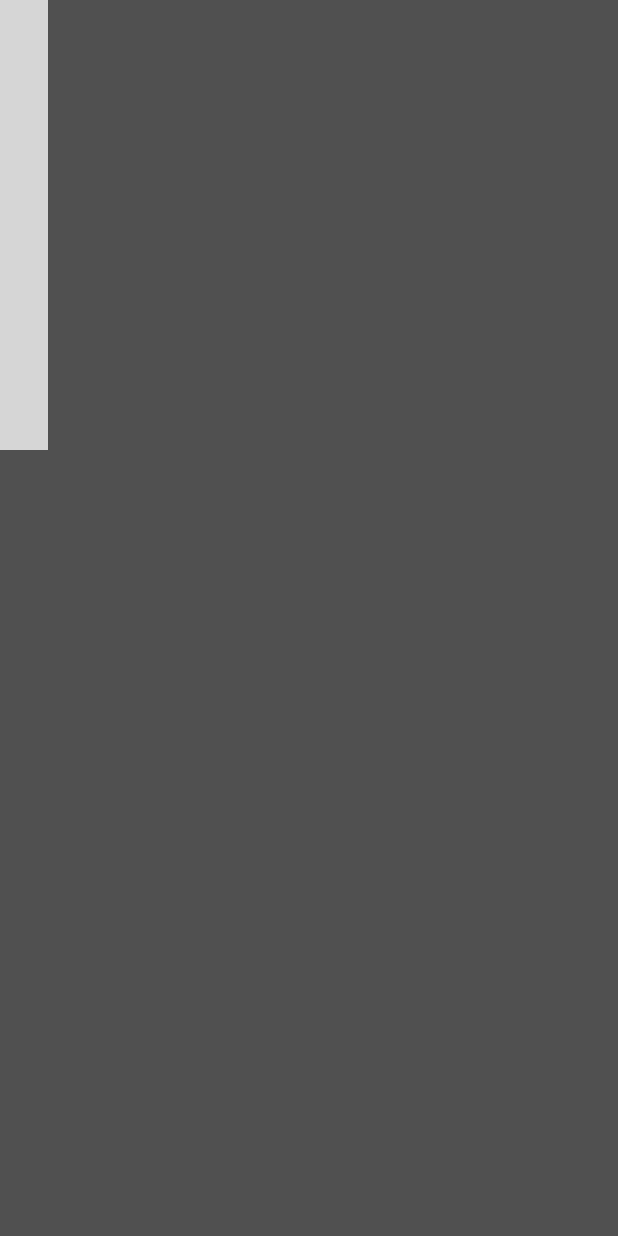
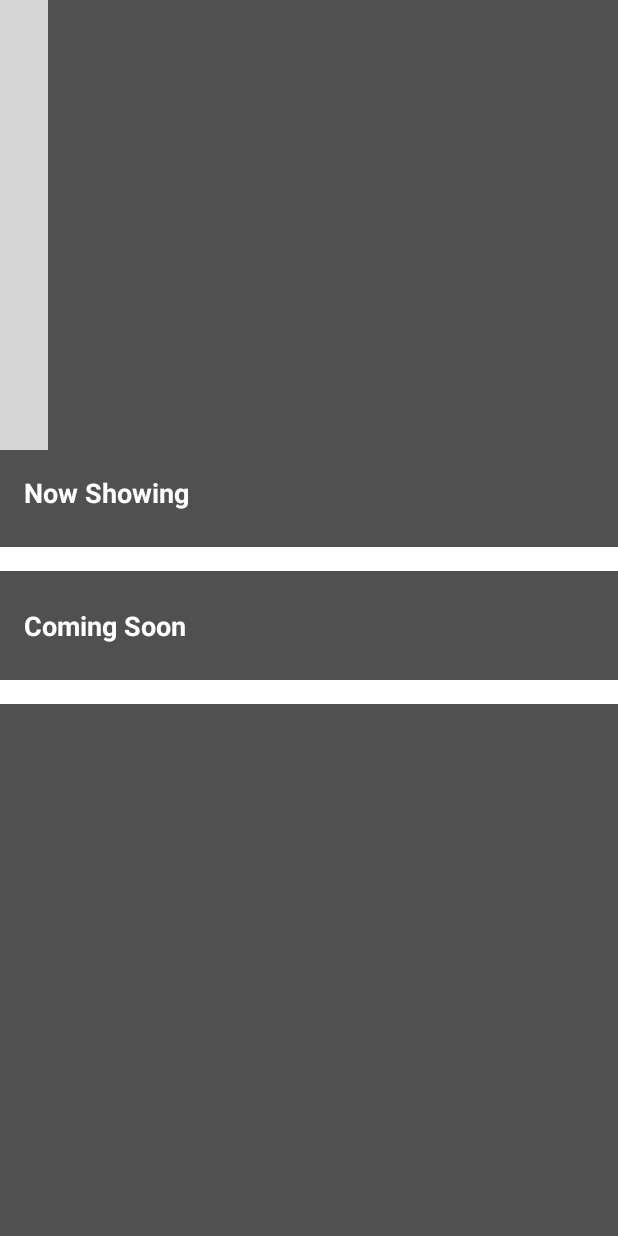
Before and after one commit to SecretIGO/Experiments, an Android app: the HomeActivity screen opened directly, with no data from a screen before it, on a phone screen of 412 x 824 dp. Run offline under Robolectric (Android 15) with nearby library versions, the phone set to English and light mode, and no system bars; libraries missing offline, so code that uses them is left out: com.denzcoskun.imageslider; plain views replace ImageSlider; 12 statements that could not run were skipped; grey boxes are pictures that could not be loaded.

Commit message:
added frontend branch

```diff
--- /dev/null
+++ b/app/src/main/java/com/mp3/experiments/ui/adapters/NowShowingAdapter.kt
@@ -0,0 +1,4 @@
+package com.mp3.experiments.ui.adapters
+
+class NowShowingAdapter {
+}
--- a/app/src/main/java/com/mp3/experiments/ui/views/customer/HomeActivity.kt
+++ b/app/src/main/java/com/mp3/experiments/ui/views/customer/HomeActivity.kt
@@ -52,9 +52,9 @@ class HomeActivity : AppCompatActivity() {
 
         imageSlider.setTouchListener(object : TouchListener {
             override fun onTouched(touched: ActionTypes, position: Int) {
-                if (touched == ActionTypes.DOWN){
+                if (touched == ActionTypes.DOWN) {
                     imageSlider.stopSliding()
-                } else if (touched == ActionTypes.UP ) {
+                } else if (touched == ActionTypes.UP) {
                     imageSlider.startSliding(5000)
                 }
             }
--- a/app/src/main/res/layout/activity_home.xml
+++ b/app/src/main/res/layout/activity_home.xml
@@ -17,7 +17,45 @@
         app:iss_delay="5000"
         app:iss_selected_dot="@drawable/default_selected_dot"
         app:iss_unselected_dot="@drawable/default_unselected_dot"
-        app:iss_text_align="CENTER"
-        app:iss_no_dots="true"/>
+        app:iss_text_align="CENTER"/>
+
+    <TextView
+        android:id="@+id/tv_NowShowing"
+        android:layout_width="match_parent"
+        android:layout_height="wrap_content"
+        android:padding="16dp"
+        android:text="Now Showing"
+        android:textColor="#ffffff"
+        android:textSize="18sp"
+        android:textStyle="bold" />
+
+    <androidx.recyclerview.widget.RecyclerView
+        android:id="@+id/recycler_view"
+        android:layout_width="match_parent"
+        android:layout_height="wrap_content"
+        android:layout_marginTop="8dp"
+        android:layout_marginBottom="8dp"
+        android:background="#ffffff"
+        android:padding="8dp"/>
+
+    <TextView
+        android:id="@+id/tv_ComingSoon"
+        android:layout_width="match_parent"
+        android:layout_height="wrap_content"
+        android:padding="16dp"
+        android:text="Coming Soon"
+        android:textColor="#ffffff"
+        android:textSize="18sp"
+        android:textStyle="bold" />
+
+
+    <androidx.recyclerview.widget.RecyclerView
+        android:id="@+id/recycler_view2"
+        android:layout_width="match_parent"
+        android:layout_height="wrap_content"
+        android:layout_marginTop="8dp"
+        android:layout_marginBottom="8dp"
+        android:background="#ffffff"
+        android:padding="8dp"/>
 
 </LinearLayout>
--- a/app/src/main/res/layout/activity_receipt.xml
+++ b/app/src/main/res/layout/activity_receipt.xml
@@ -34,14 +34,14 @@
                 />
 
             <TextView
-                android:id="@+id/tv_"
+                android:id="@+id/tv_1"
                 android:layout_width="match_parent"
                 android:layout_height="wrap_content"
                 android:text="hello"
                 />
 
             <TextView
-                android:id="@+id/tv_"
+                android:id="@+id/tv_2"
                 android:layout_width="match_parent"
                 android:layout_height="wrap_content"
                 android:text="hello"
```
Also changed, not shown: app/src/main/res/drawable/selected_dot.xml (added, +7 -0 lines), app/src/main/res/drawable/unselected_dot.xml (added, +7 -0 lines).
